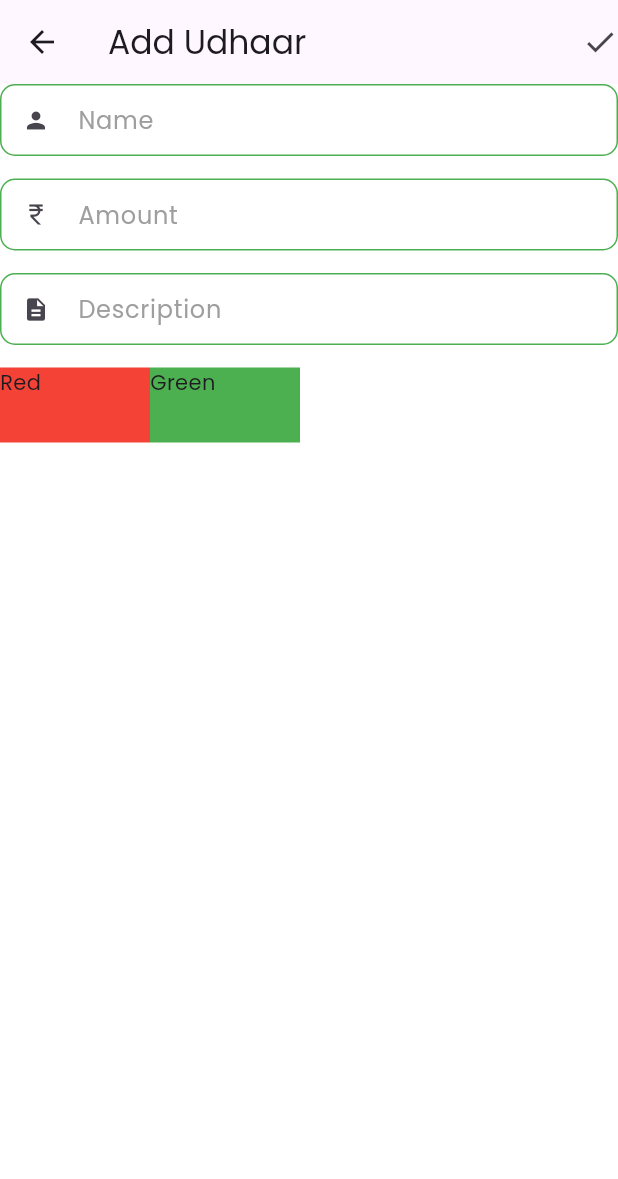
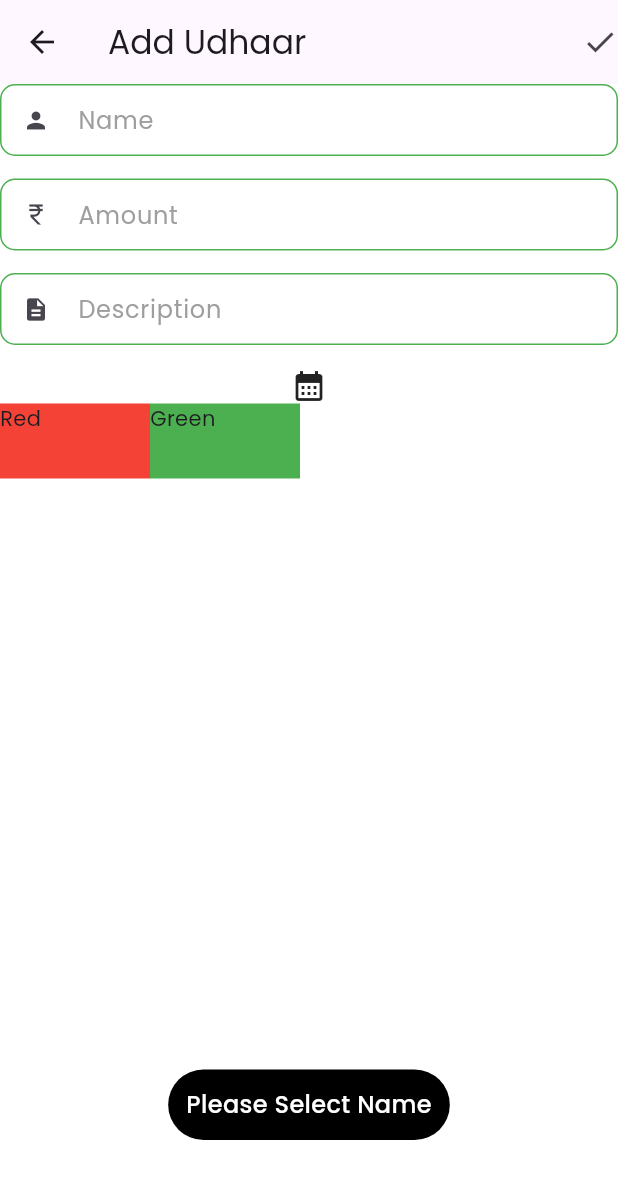
Before and after one commit to TheLameOne/udhaari, a Flutter app: the AddUdhaar screen opened directly, after a tap on the "check" icon, on a phone screen of 412 x 824 dp. Shown: the top 1179 px of the screen. Run offline on Flutter 3.47's test engine with Material 3 defaults, Android fonts, the phone set to English and light mode, and no system bars; our stand-ins replace cloud_firestore, firebase_core, firebase_storage, fluttertoast, google_fonts, image_picker and 1 more; missing offline and left inert: dart:ffi; accounts and stored records are empty.

Commit message:
functionality of addudhaar

```diff
--- a/lib/screens/AddUdhaar.dart
+++ b/lib/screens/AddUdhaar.dart
@@ -1,8 +1,8 @@
-import 'dart:ffi';
-
+import 'package:cloud_firestore/cloud_firestore.dart';
+import 'package:firebase_core/firebase_core.dart';
 import 'package:flutter/material.dart';
 import 'package:udhaari/custom/CustomTextField.dart';
-import 'package:udhaari/custom/CustomTextField.dart';
+import 'package:udhaari/utils/global.dart';
 
 class AddUdhaar extends StatefulWidget {
   const AddUdhaar({super.key});
@@ -16,14 +16,30 @@ class _AddUdhaarState extends State<AddUdhaar> {
   final amountFieldContoller = TextEditingController();
   final descriptionFieldContoller = TextEditingController();
 
+  DateTime selectedDate = DateTime.now();
+  var name = '';
+  var description = '';
+  var numberToText = '';
+
+  bool udhaar = false;
+  var amount = '';
+
+  Future<void> _selectDate(BuildContext context) async {
+    final DateTime? picked = await showDatePicker(
+        context: context,
+        initialDate: selectedDate,
+        firstDate: DateTime(DateTime.now().year - 100),
+        lastDate: DateTime(DateTime.now().year));
+    if (picked != null && picked != selectedDate) {
+      setState(() {
+        selectedDate = picked;
+      });
+    }
+  }
+
   @override
   Widget build(BuildContext context) {
     final size = MediaQuery.of(context).size;
-    var name = '';
-    var description = '';
-    var numberToText = '';
-    bool udhaar = false;
-    double amount = 0;
 
     return Scaffold(
       backgroundColor: Colors.white38,
@@ -32,8 +48,26 @@ class _AddUdhaarState extends State<AddUdhaar> {
         actions: [
           InkWell(
               onTap: () {
+                if (name.isEmpty) {
+                  print(name);
+                  errorToast("Please Select Name", context);
+                  return;
+                }
+                if (amount.isEmpty) {
+                  errorToast("Please Enter Amount", context);
+                  return;
+                }
+                if (description.isEmpty) {
+                  errorToast("Please Enter Description", context);
+                  return;
+                }
+                _addUdhaarToDatabase(name, amount, udhaar);
+                // _addToActivity(name, amount, description, udhaar, selectedDate);
+
                 // Submit form
                 // success toast
+                successToast("Added Successfully", context);
+                Navigator.pop(context);
               },
               child: Icon(Icons.check))
         ],
@@ -60,7 +94,8 @@ class _AddUdhaarState extends State<AddUdhaar> {
               controller: amountFieldContoller,
               prefixIcon: Icons.currency_rupee,
               onChanged: (value) {
-                amount = value as double;
+                amount = value!;
+                print(amount.toString());
               },
             ),
 
@@ -79,6 +114,10 @@ class _AddUdhaarState extends State<AddUdhaar> {
             // amount to text
 
             // red / green
+            InkWell(
+                onTap: () => _selectDate(context),
+                child: Icon(Icons.calendar_month)),
+
             Row(
               children: [
                 InkWell(
@@ -107,3 +146,24 @@ class _AddUdhaarState extends State<AddUdhaar> {
     );
   }
 }
+
+// void _addToActivity(String name, String amount, String description, bool udhaar,
+//     DateTime selectedDate) {}
+
+void _addUdhaarToDatabase(String name, String amount, bool udhaar) async {
+  var collection = await FirebaseFirestore.instance
+      .collection('users')
+      .doc(phoneNumber)
+      .collection('persons')
+      .where("name", isEqualTo: name)
+      .get();
+  int netAmount = collection.docs[0].data()["netamount"];
+  int totalAmount = netAmount + int.parse(amount);
+
+  FirebaseFirestore.instance
+      .collection('users')
+      .doc(phoneNumber)
+      .collection('persons')
+      .doc(collection.docs[0].id)
+      .update({'netamount': totalAmount});
+}
--- a/lib/utils/global.dart
+++ b/lib/utils/global.dart
@@ -7,14 +7,15 @@ void errorToast(String message, BuildContext context) {
   var fToast = FToast();
   fToast.init(context);
   fToast.showToast(
-      child: customizedLeadingIconWidget(message), gravity: ToastGravity.TOP);
+      child: customizedLeadingIconWidget(message),
+      gravity: ToastGravity.BOTTOM);
 }
 
 void successToast(String message, BuildContext context) {
   var fToast = FToast();
   fToast.init(context);
   fToast.showToast(
-      child: successIconWidget(message), gravity: ToastGravity.TOP);
+      child: successIconWidget(message), gravity: ToastGravity.BOTTOM);
 }
 
 String? requiredString(String value) {
```
